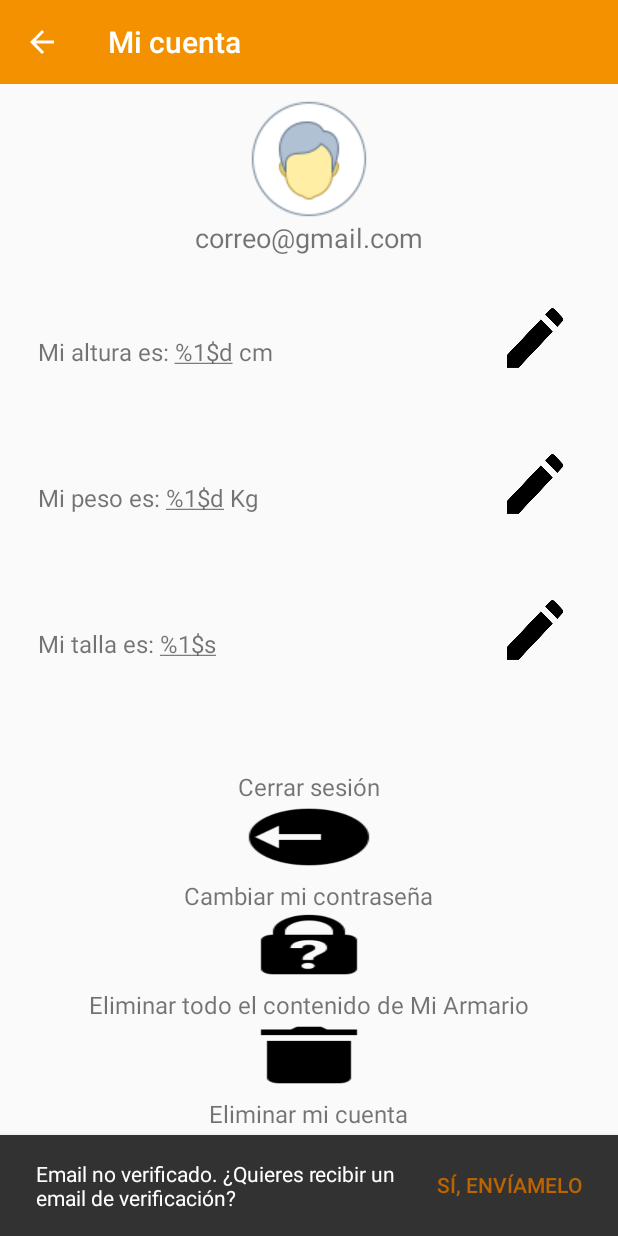
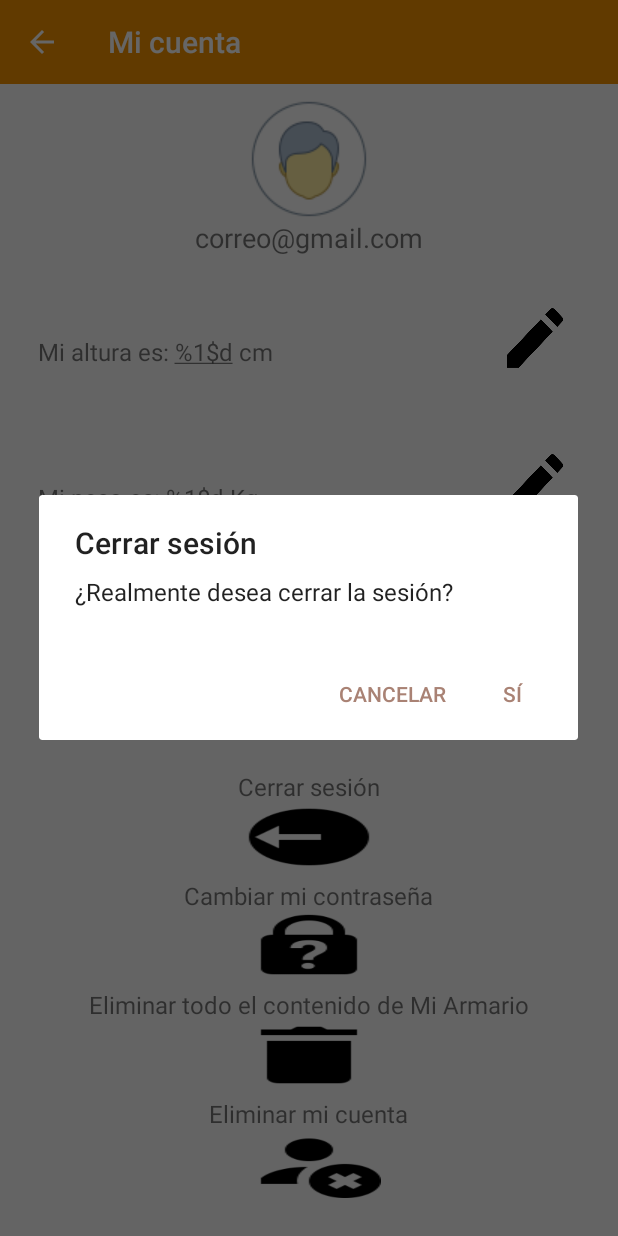
Before and after one commit to ismaelcg1/armarioVirtual, an Android app: the MiCuenta screen opened directly, with no data from a screen before it, after a tap on an icon or button, on a phone screen of 412 x 824 dp. Run offline under Robolectric (Android 15) with nearby library versions, the phone set to English and light mode, and no system bars; our stand-ins replace Firebase (no records; nobody signed in at launch, a user with empty details on screens opened directly).

Commit message:
Añadiendo Dialog para confirmar salir de la sesión, corregido bug al salir de la sesión volvía a maindrawer, añadidos finish en ambas actividades y FLAG

```diff
--- a/app/src/main/java/com/example/pruebaproyecto/MainActivityDrawer.java
+++ b/app/src/main/java/com/example/pruebaproyecto/MainActivityDrawer.java
@@ -117,7 +117,6 @@ public class MainActivityDrawer extends AppCompatActivity
 
         if (id == R.id.mi_armario) {
         } else if (id == R.id.add_elemento) {
-            // Para probar fotos
             Intent intent = new Intent(this, ActividadFotos.class);
             startActivity(intent);
         } else if (id == R.id.eliminar_elemento) {
@@ -127,7 +126,7 @@ public class MainActivityDrawer extends AppCompatActivity
         } else if (id == R.id.intercambio) {
 
         } else if (id == R.id.configuracion_usuario) {
-            // Para probar fotos
+            finish();
             Intent intent = new Intent(this, MiCuenta.class);
             startActivity(intent);
         } else if (id == R.id.desarrollador) {
--- a/app/src/main/java/com/example/pruebaproyecto/MiCuenta.java
+++ b/app/src/main/java/com/example/pruebaproyecto/MiCuenta.java
@@ -1,13 +1,9 @@
 package com.example.pruebaproyecto;
 
 import android.app.AlertDialog;
-import android.app.Dialog;
 import android.content.DialogInterface;
 import android.content.Intent;
 import android.os.Bundle;
-import android.support.design.widget.Snackbar;
-import android.support.v4.app.DialogFragment;
-import android.support.v4.app.FragmentManager;
 import android.support.v7.app.AppCompatActivity;
 import android.support.v7.widget.Toolbar;
 import android.view.View;
@@ -19,7 +15,6 @@ public class MiCuenta extends AppCompatActivity implements View.OnClickListener
 
     private Toolbar appToolbar;
     private Button cerrarSesion;
-    private static boolean confirmacionCerrarSesion;
     // FireBase
     private FirebaseAuth mAuth = null;
 
@@ -29,13 +24,14 @@ public class MiCuenta extends AppCompatActivity implements View.OnClickListener
         setContentView(R.layout.mi_cuenta);
 
         conectarVariablesConVista();
-        confirmacionCerrarSesion = false;
         onClickListener();
         inicializarToolbar();
         // Hago que cuando se pulse la flecha de atras se cierre la actividad
         appToolbar.setNavigationOnClickListener(new View.OnClickListener() {
             @Override
             public void onClick(View v) {
+                Intent intentActivityDrawer = new Intent(getApplicationContext(), MainActivityDrawer.class);
+                startActivity(intentActivityDrawer);
                 finish();
             }
         });
@@ -52,10 +48,15 @@ public class MiCuenta extends AppCompatActivity implements View.OnClickListener
     private void updateUI(int id) {
         switch (id) {
             case 1:
-                // Inicializamos la actividad principal si todo es correcto:
+                // Borramos todas las actividades y abrimos la primera
                 Intent intentLoginActivity = new Intent(getApplicationContext(), LoginActivity.class);
-                intentLoginActivity.addFlags(Intent.FLAG_ACTIVITY_CLEAR_TOP);
+                intentLoginActivity.setFlags(Intent.FLAG_ACTIVITY_CLEAR_TOP);
+                MainActivityDrawer pantallaDrawer = new MainActivityDrawer();
+                pantallaDrawer.finish();
+                finish();
                 startActivity(intentLoginActivity);
+
+
                 break;
 
             default:
@@ -81,7 +82,7 @@ public class MiCuenta extends AppCompatActivity implements View.OnClickListener
         mAuth.signOut();
         updateUI(id);
     }
-
+/*
     private void snackBarVerificacion() {
         // Cogemos la vista con getWindow().getDecorView().getRootView()
         Snackbar.make(getWindow().getDecorView().getRootView(), getResources().getString(R.string.snackBarEnviarEmail), Snackbar.LENGTH_LONG)
@@ -95,15 +96,45 @@ public class MiCuenta extends AppCompatActivity implements View.OnClickListener
                 })
                 .show();
     }
+*/
+
+    public void crearDialog(String mensaje, String titulo, final int opcion) {
+        AlertDialog.Builder builder = new AlertDialog.Builder(this);
+        // Ponemos el mensaje y el título:
+        builder.setMessage(mensaje)
+                .setTitle(titulo);
+
+
+        builder.setPositiveButton(R.string.dialogTextoSiMiCuenta, new DialogInterface.OnClickListener() {
+            public void onClick(DialogInterface dialog, int id) {
+
+                if (opcion == 1) {
+                    signOut(opcion);
+                }
+                dialog.dismiss();
+            }
+        });
+        builder.setNegativeButton(R.string.dialogTextoCancelarMiCuenta, new DialogInterface.OnClickListener() {
+            public void onClick(DialogInterface dialog, int id) {
+                dialog.dismiss();
+            }
+        });
+
+        AlertDialog dialog = builder.create();
+        builder.show();
+    }
 
     @Override
     public void onClick(View v) {
+        int opcion;
 
         switch (v.getId()) {
             case R.id.btnCerrarSesion:
-                snackBarVerificacion();
+                opcion = 1;
+                crearDialog(getResources().getString(R.string.cerrarSesionDialogMiCuenta),
+                        getResources().getString(R.string.cerrarSesionTituloDialogMiCuenta),opcion);
+                break;
 
-                break;
         }
 
     }
--- a/app/src/main/res/values/strings.xml
+++ b/app/src/main/res/values/strings.xml
@@ -103,6 +103,13 @@
     <string name="eliminarTodoContenidoArmarioMiCuenta">Eliminar todo el contenido de Mi Armario</string>
     <string name="eliminarCuentaMiCuenta">Eliminar mi cuenta</string>
 
+    <string name="cerrarSesionTituloDialogMiCuenta">Cerrar sesión</string>
+    <string name="cerrarSesionDialogMiCuenta">¿Realmente desea cerrar la sesión?</string>
+
+
+    <string name="dialogTextoSiMiCuenta">Sí</string>
+    <string name="dialogTextoCancelarMiCuenta">Cancelar</string>
+
     <!-- TEXTOS ActividadInsertar -->
     <string name="nombreInicialActividadInsertar">Insertar prenda/accesorio</string>
     <string name="textoExplicativoFotoActividadInsertar">Pulse la imagen inferior para añadir una foto:</string>
@@ -129,6 +136,7 @@
     <string name="estiloNumberPickerString">Selecciona el estilo de la prenda:</string>
     <string name="materialNumberPickerString">Selecciona el material de la prenda:</string>
 
+
     <string name="tallaXS">XS</string>
     <string name="tallaS">S</string>
     <string name="tallaM">M</string>
```
